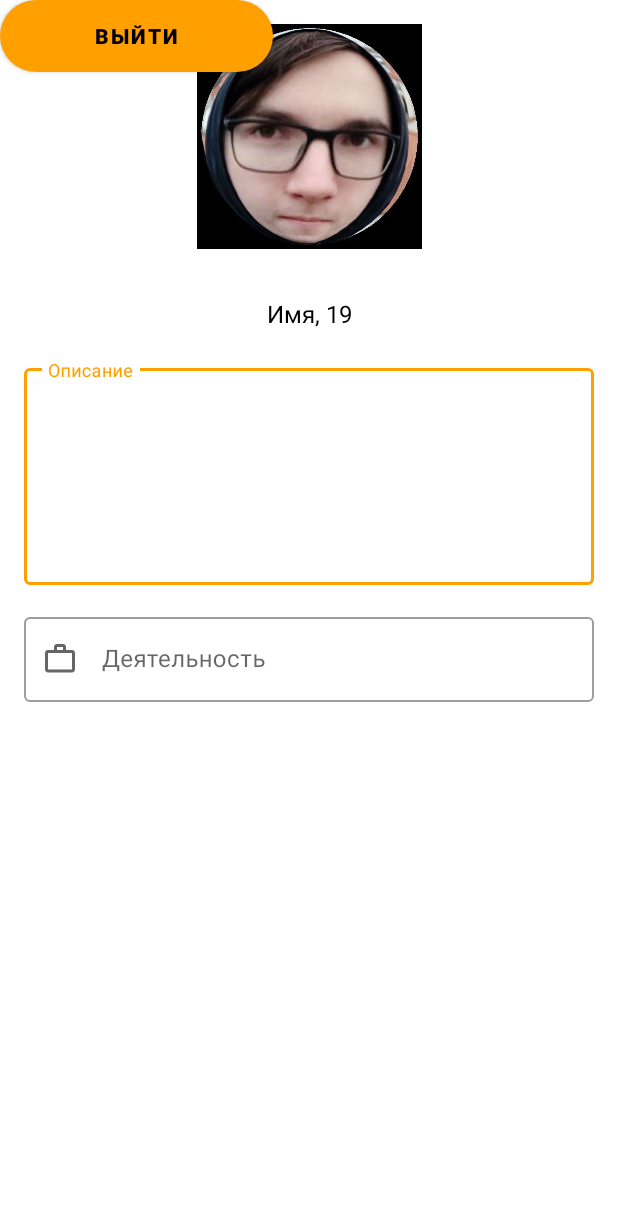
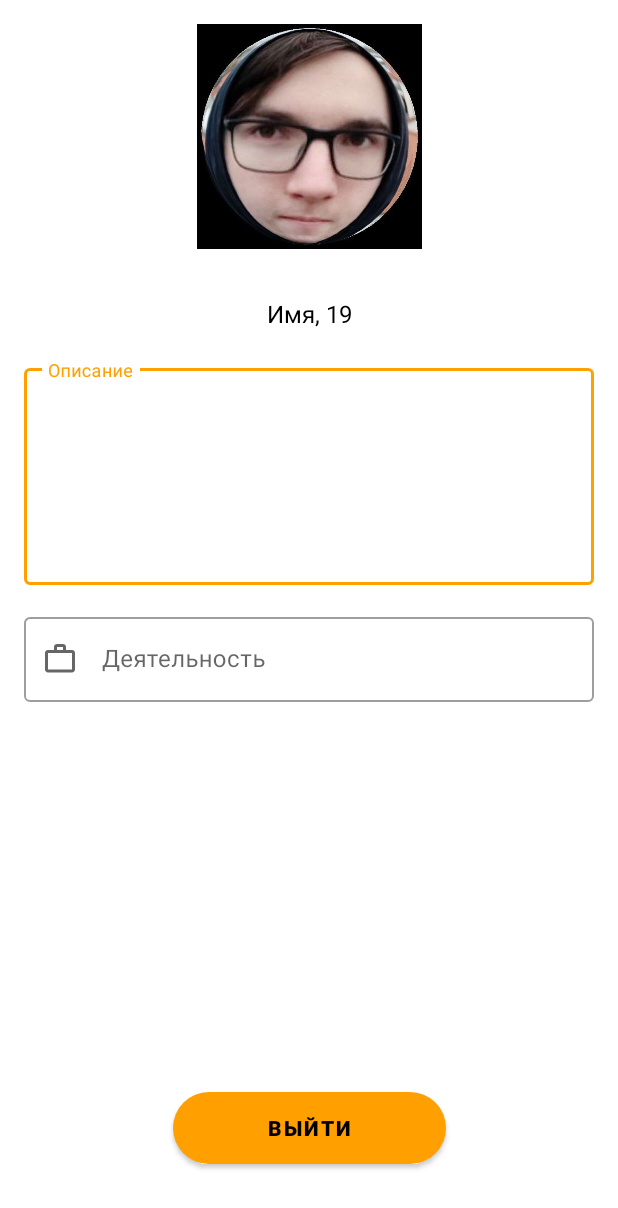
Before and after one commit to peltorator/psynder, an Android app: the fragment UserProfileFragment shown on its own in the app's theme, on a phone screen of 412 x 824 dp. Shown: the top 1208 px of the screen. Run offline under Robolectric (Android 15) with nearby library versions, the phone set to English and light mode, and no system bars; our stand-ins replace data binding; libraries missing offline, so code that uses them is left out: br.com.simplepass, by.kirich1409.viewbindingdelegate; plain views replace CircularProgressButton; 1 statement that could not run was skipped.

Commit message:
Change  logout button constraints and inflate layout

```diff
--- a/android/app/src/main/java/com/psinder/myapplication/ui/profile/UserProfileFragment.kt
+++ b/android/app/src/main/java/com/psinder/myapplication/ui/profile/UserProfileFragment.kt
@@ -17,26 +17,13 @@ import com.psinder.myapplication.databinding.FragmentUserProfileBinding
 import com.psinder.myapplication.ui.login.LoginViewModel
 import kotlinx.coroutines.CoroutineExceptionHandler
 
-class UserProfileFragment : Fragment() {
+class UserProfileFragment : Fragment(R.layout.fragment_user_profile) {
 
     private val viewBinding by viewBinding(FragmentUserProfileBinding::bind)
     private val viewModel: UserProfileViewModel by viewModels()
 
     private val coroutineExceptionHanlder = CoroutineExceptionHandler { _, throwable ->
         Toast.makeText(this@UserProfileFragment.context, throwable.message, Toast.LENGTH_SHORT).show()
-    }
-
-    override fun onCreateView(
-        inflater: LayoutInflater, container: ViewGroup?,
-        savedInstanceState: Bundle?
-    ): View? {
-        // Inflate the layout for this fragment
-        val binding = DataBindingUtil.inflate<FragmentUserProfileBinding>(inflater,
-            R.layout.fragment_user_profile,container,false)
-//        binding.button.setOnClickListener {
-//            it.findNavController().navigate(R.id)
-//        }
-        return binding.root
     }
 
     override fun onViewCreated(view: View, savedInstanceState: Bundle?) {
--- a/android/app/src/main/res/layout/fragment_user_profile.xml
+++ b/android/app/src/main/res/layout/fragment_user_profile.xml
@@ -13,14 +13,15 @@
         android:layout_width="wrap_content"
         android:layout_height="wrap_content"
         android:layout_gravity="center_horizontal"
-        android:text="Выйти"
+        android:text="@string/profile_logout"
         app:initialCornerAngle="27dp"
         app:spinning_bar_color="#FFF"
         app:spinning_bar_padding="6dp"
         app:spinning_bar_width="4dp"
-        tools:layout_editor_absoluteX="114dp"
-        tools:layout_editor_absoluteY="583dp"
-        tools:ignore="MissingConstraints" />
+        android:layout_marginBottom="48dp"
+        app:layout_constraintStart_toStartOf="parent"
+        app:layout_constraintEnd_toEndOf="parent"
+        app:layout_constraintBottom_toBottomOf="parent" />
 
     <ImageView
         android:id="@+id/avatarImage"
--- a/android/app/src/main/res/values/strings.xml
+++ b/android/app/src/main/res/values/strings.xml
@@ -18,4 +18,5 @@
     <string name="title_chat">Chat</string>
     <string name="looking_for_owner">Ищу хозяина</string>
     <string name="looking_for_dog">Ищу собаку</string>
+    <string name="profile_logout">Выйти</string>
 </resources>
```
